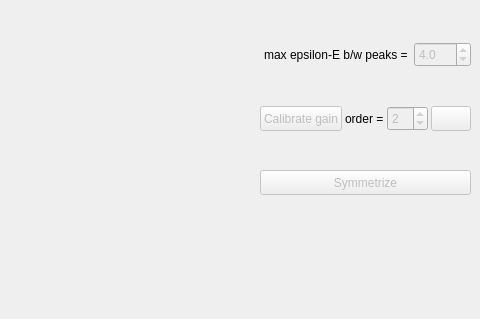
usnistgov/qpx-gamma, file gui/analysis/form_gain_calibration.ui: the form before one commit; both pictures show x 367 to 847 and y 0 to 319 of the 847 by 319 pixel window.
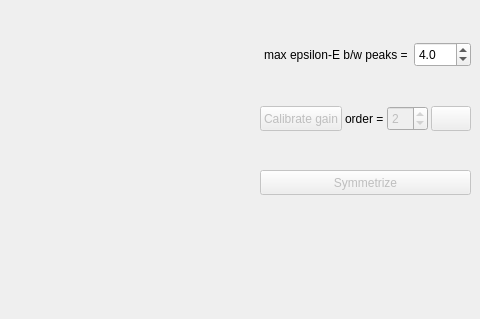
The form after the commit. Icons and pictures are not drawn. Custom widgets are drawn as their Qt base class.

Patch:
```diff
--- a/gui/analysis/form_gain_calibration.ui
+++ b/gui/analysis/form_gain_calibration.ui
@@ -96,7 +96,7 @@
           <item>
            <widget class="QDoubleSpinBox" name="doubleCullDelta">
             <property name="enabled">
-             <bool>false</bool>
+             <bool>true</bool>
             </property>
             <property name="sizePolicy">
              <sizepolicy hsizetype="Maximum" vsizetype="Fixed">
```
